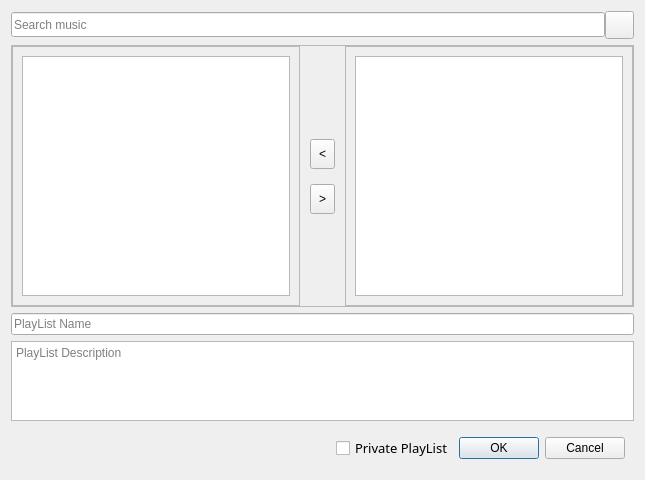
Above: playlisteditor.ui from LACF-MIEEC/BasesDados before the change. Below: the same form after it.
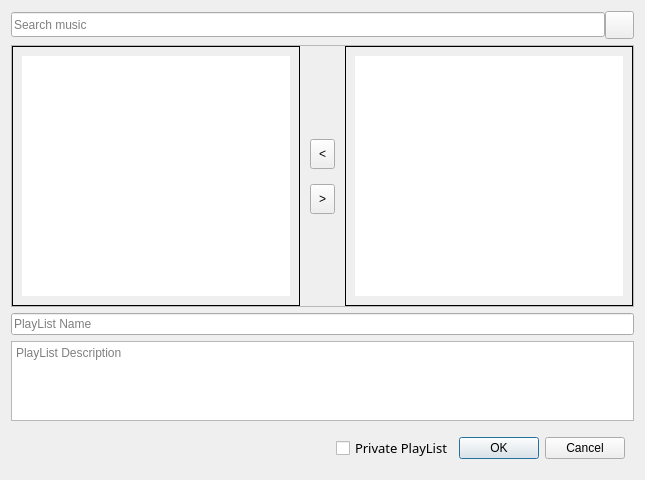
That is the form after the change. Icons and pictures are not drawn.

Patch:
```diff
--- a/playlisteditor.ui
+++ b/playlisteditor.ui
@@ -46,6 +46,12 @@
           <verstretch>0</verstretch>
          </sizepolicy>
         </property>
+        <property name="frameShape">
+         <enum>QFrame::Box</enum>
+        </property>
+        <property name="frameShadow">
+         <enum>QFrame::Plain</enum>
+        </property>
         <property name="widgetResizable">
          <bool>true</bool>
         </property>
@@ -54,13 +60,17 @@
           <rect>
            <x>0</x>
            <y>0</y>
-           <width>294</width>
-           <height>282</height>
+           <width>286</width>
+           <height>266</height>
           </rect>
          </property>
          <layout class="QGridLayout" name="gridLayout_2">
           <item row="1" column="0">
-           <widget class="QTableView" name="tableView"/>
+           <widget class="QTableView" name="tableView">
+            <property name="frameShape">
+             <enum>QFrame::NoFrame</enum>
+            </property>
+           </widget>
           </item>
          </layout>
         </widget>
@@ -135,6 +145,12 @@
           <verstretch>0</verstretch>
          </sizepolicy>
         </property>
+        <property name="frameShape">
+         <enum>QFrame::Box</enum>
+        </property>
+        <property name="frameShadow">
+         <enum>QFrame::Plain</enum>
+        </property>
         <property name="widgetResizable">
          <bool>true</bool>
         </property>
@@ -143,13 +159,16 @@
           <rect>
            <x>0</x>
            <y>0</y>
-           <width>293</width>
-           <height>282</height>
+           <width>285</width>
+           <height>266</height>
           </rect>
          </property>
          <layout class="QGridLayout" name="gridLayout_3">
           <item row="0" column="0">
            <widget class="QTableView" name="tableView_2">
+            <property name="frameShape">
+             <enum>QFrame::NoFrame</enum>
+            </property>
             <property name="sortingEnabled">
              <bool>true</bool>
             </property>
```
